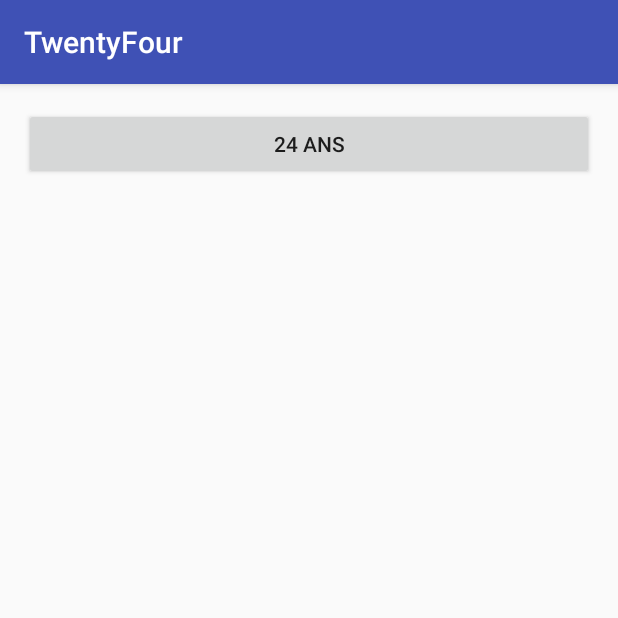
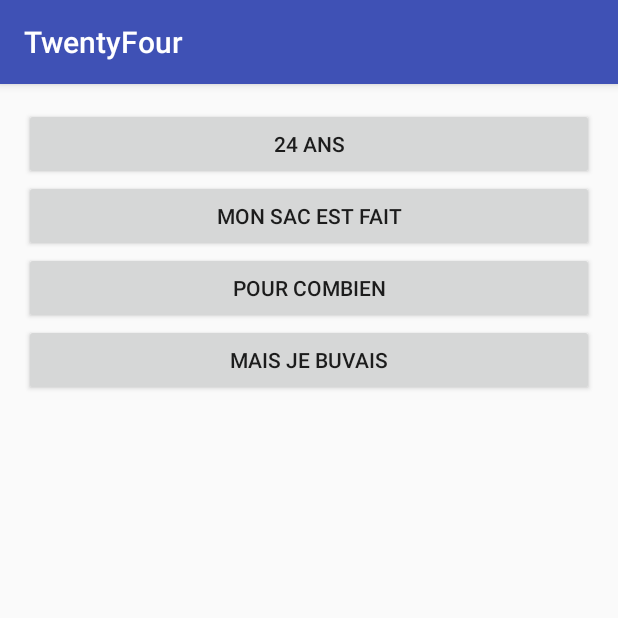
Before and after one commit to Sytha/TwentyFour, an Android app: the screen it shows after launch (MainActivity), after a tap on "24 ANS", on a phone screen of 412 x 824 dp, the top half of it. Run offline under Robolectric (Android 15) with nearby library versions, the phone set to English and light mode, and no system bars.

Commit message:
Changed: -> Using SoundPool instead of Media player (best for multiple sounds management) -> Min SDK: 15 -> 21 (SoundPool Builder syntax) -> Converted mp3 sound resources to ogg
Added:
-> mon sac est fait
-> pour combien de personnes
-> mais je buvais

```diff
--- a/app/build.gradle
+++ b/app/build.gradle
@@ -6,7 +6,7 @@ android {
 
     defaultConfig {
         applicationId "com.example.olivo.twentyfour"
-        minSdkVersion 15
+        minSdkVersion 21
         targetSdkVersion 23
         versionCode 1
         versionName "1.0"
--- a/app/src/main/java/com/example/olivo/twentyfour/MainActivity.java
+++ b/app/src/main/java/com/example/olivo/twentyfour/MainActivity.java
@@ -1,6 +1,9 @@
 package com.example.olivo.twentyfour;
 
+import android.media.AudioAttributes;
+import android.media.AudioManager;
 import android.media.MediaPlayer;
+import android.media.SoundPool;
 import android.support.v7.app.AppCompatActivity;
 import android.os.Bundle;
 import android.view.View;
@@ -13,16 +16,59 @@ public class MainActivity extends AppCompatActivity {
         super.onCreate(savedInstanceState);
         setContentView(R.layout.activity_main);
 
+        // set possibility to control sound without anything playing
+        setVolumeControlStream(AudioManager.STREAM_MUSIC);
 
-        final MediaPlayer mp = MediaPlayer.create(this, R.raw.sound);
+        /*
+        // init the media player
+        final MediaPlayer mp = MediaPlayer.create(this, R.raw.a_24_ans);
+        */
 
-        Button play_button = (Button)this.findViewById(R.id.button);
-        play_button.setOnClickListener(new View.OnClickListener() {
+        // init soundpool
+        AudioAttributes attributes = new AudioAttributes.Builder()
+                .setUsage(AudioAttributes.USAGE_GAME)
+                .build();
+        final SoundPool sp = new SoundPool.Builder()
+                .setAudioAttributes(attributes)
+                .build();
+
+        // loading sound ressources
+        final int a24AnsId = sp.load(this, R.raw.a_24_ans, 1);
+        final int sacId = sp.load(this, R.raw.mon_sac_est_fait, 1);
+        final int combienId = sp.load(this, R.raw.pour_combien_de_personnes, 1);
+        final int jeBuvaisId = sp.load(this, R.raw.mais_je_buvais, 1);
+
+
+        // buttons
+        Button bt_a24ans = (Button)this.findViewById(R.id.a24Ans);
+        Button bt_monSacEstFait = (Button)this.findViewById(R.id.monSacEstFait);
+        Button bt_combien = (Button)this.findViewById(R.id.pourCombien);
+        Button bt_jeBuvais = (Button)this.findViewById(R.id.maisJeBuvais);
+
+
+        // onClick events
+        // a 24 ans
+        bt_a24ans.setOnClickListener(new View.OnClickListener() {
             public void onClick(View v) {
-                if(mp.isPlaying()){
-                    mp.seekTo(0);
-                }
-                mp.start();
+                sp.play(a24AnsId, 1, 1, 1, 0, 1);
+            }
+        });
+        // mon sac est fait!
+        bt_monSacEstFait.setOnClickListener(new View.OnClickListener() {
+            public void onClick(View v) {
+                sp.play(sacId, 1, 1, 1, 0, 1);
+            }
+        });
+        // pour combien de personnes ?
+        bt_combien.setOnClickListener(new View.OnClickListener() {
+            public void onClick(View v) {
+                sp.play(combienId, 1, 1, 1, 0, 1);
+            }
+        });
+        // Mais je buvais! JE BUVAIIIS
+        bt_jeBuvais.setOnClickListener(new View.OnClickListener() {
+            public void onClick(View v) {
+                sp.play(jeBuvaisId, 1, 1, 1, 0, 1);
             }
         });
     }
--- a/app/src/main/res/layout/activity_main.xml
+++ b/app/src/main/res/layout/activity_main.xml
@@ -9,7 +9,7 @@
     android:paddingTop="@dimen/activity_vertical_margin"
     tools:context="com.example.olivo.twentyfour.MainActivity">
 
-    <LinearLayout
+    <RelativeLayout
         android:orientation="horizontal"
         android:layout_width="match_parent"
         android:layout_height="match_parent"
@@ -19,6 +19,25 @@
             android:layout_width="match_parent"
             android:layout_height="wrap_content"
             android:text="24 ans"
-            android:id="@+id/button" />
-    </LinearLayout>
+            android:id="@+id/a24Ans" />
+        <Button
+            android:layout_width="match_parent"
+            android:layout_height="wrap_content"
+            android:text="Mon sac est fait"
+            android:id="@+id/monSacEstFait"
+            android:layout_below="@+id/a24Ans" />
+        <Button
+            android:layout_width="match_parent"
+            android:layout_height="wrap_content"
+            android:text="Pour combien"
+            android:id="@+id/pourCombien"
+            android:layout_below="@+id/monSacEstFait"/>
+        <Button
+            android:layout_width="match_parent"
+            android:layout_height="wrap_content"
+            android:text="Mais je buvais"
+            android:id="@+id/maisJeBuvais"
+            android:layout_below="@+id/pourCombien"/>
+
+    </RelativeLayout>
 </RelativeLayout>
```
Also changed, not shown: 5 other files.
